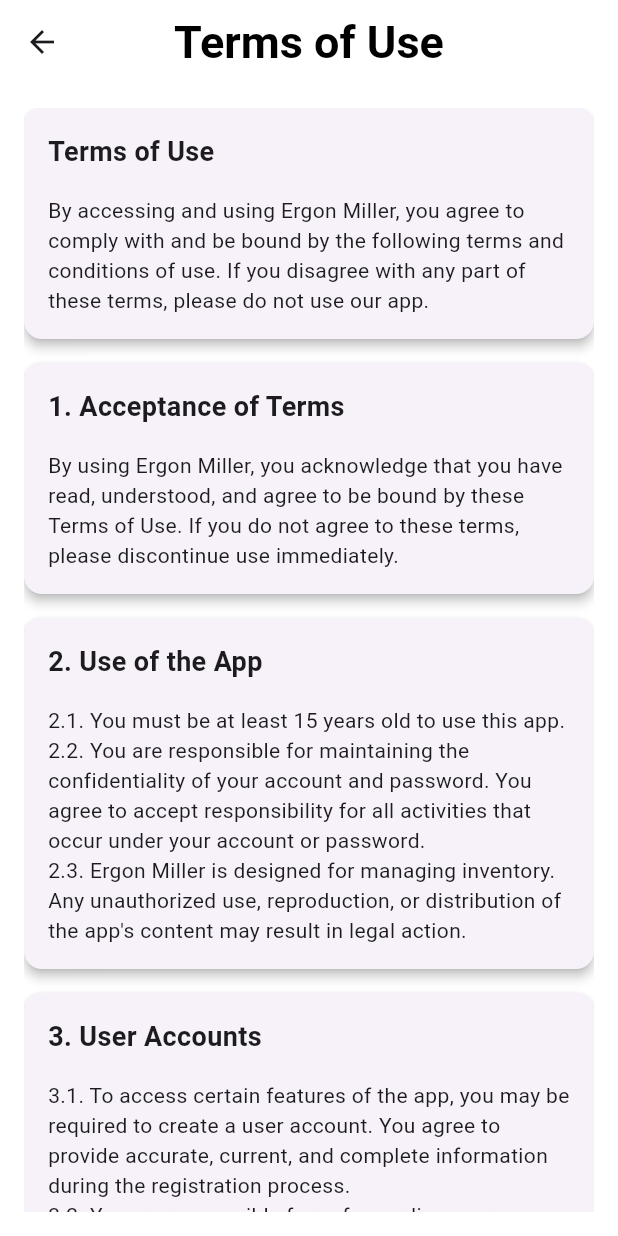
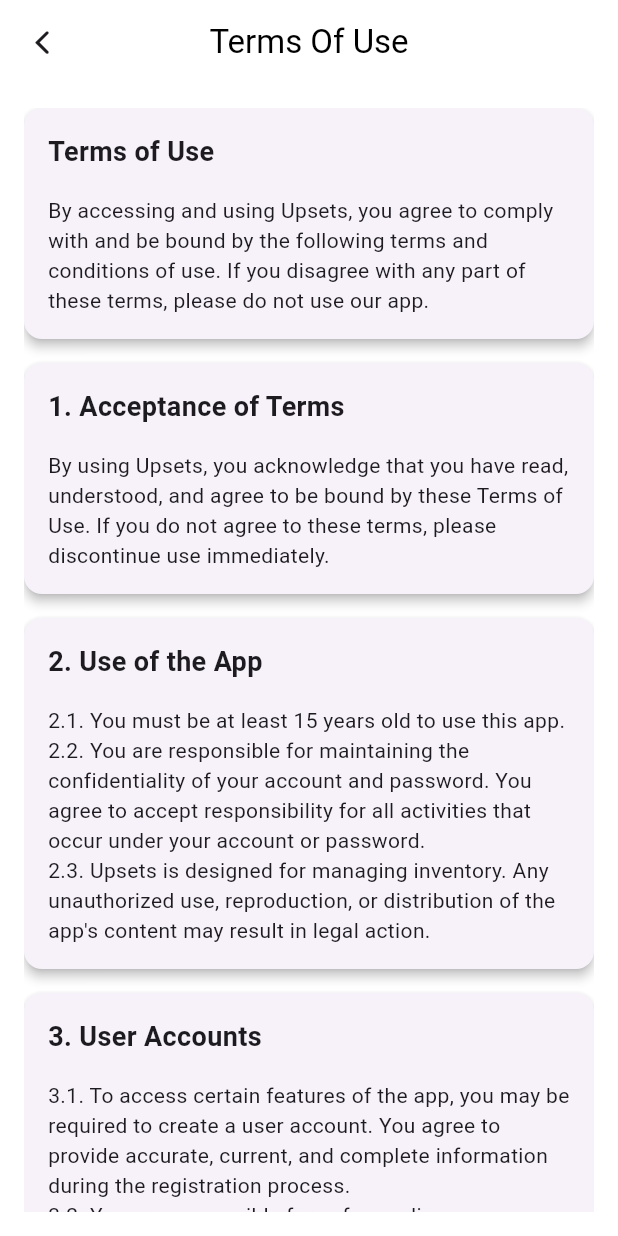
Before and after one commit to JomonJohnson123/newprojectupset, a Flutter app: the ProfilePage screen opened directly, after a tap on "Terms of Use", on a phone screen of 412 x 824 dp. Run offline on Flutter 3.47's test engine with Material 3 defaults, Android fonts, the phone set to English and light mode, and no system bars; our stand-ins replace hive, hive_flutter, image_picker, pie_chart; accounts and stored records are empty.

Commit message:
Updated PRFILE PAGE ABOUT AND TERMS OF USE

```diff
--- a/lib/Screens/explore.dart
+++ b/lib/Screens/explore.dart
@@ -273,7 +273,7 @@ class _ExplorePageState extends State<ExplorePage> {
                           mainAxisSize: MainAxisSize.min,
                           children: [
                             Text(
-                              'Total Sale Price: $totalPrice',
+                              'Total Sale Price: ₹$totalPrice',
                               style: const TextStyle(
                                   fontSize: 20,
                                   fontWeight: FontWeight.bold,
--- a/lib/Screens/profile.dart
+++ b/lib/Screens/profile.dart
@@ -2,6 +2,7 @@ import 'package:flutter/material.dart';
 import 'package:image_picker/image_picker.dart';
 import 'dart:io';
 import 'package:hive/hive.dart';
+import 'package:upsets/Screens/about.dart';
 import 'package:upsets/Screens/privacy_policy.dart';
 import 'package:upsets/Screens/sell_product.dart';
 
@@ -125,21 +126,21 @@ class _ProfilePageState extends State<ProfilePage> {
                   ],
                 ),
                 kwidth60,
-                Expanded(
+                const Expanded(
                   child: Column(
                     crossAxisAlignment: CrossAxisAlignment.start,
                     children: [
                       Row(
                         children: [
-                          const Icon(
+                          Icon(
                             Icons.person_2_outlined,
                             size: 25.0,
                             color: Color.fromARGB(255, 42, 39, 39),
                           ),
-                          const SizedBox(width: 8.0),
+                          SizedBox(width: 8.0),
                           Text(
-                            user != null ? '${user!.name}' : 'No Name',
-                            style: const TextStyle(
+                            'Jomon',
+                            style: TextStyle(
                               fontSize: 20,
                               fontWeight: FontWeight.bold,
                               color: Color.fromARGB(255, 48, 43, 43),
@@ -147,10 +148,10 @@ class _ProfilePageState extends State<ProfilePage> {
                           ),
                         ],
                       ),
-                      const SizedBox(height: 4.0),
+                      SizedBox(height: 4.0),
                       Text(
-                        user != null ? '${user!.email}' : 'No Email',
-                        style: const TextStyle(
+                        'jomon@gmail.com',
+                        style: TextStyle(
                           fontSize: 20,
                           fontWeight: FontWeight.bold,
                           color: Color.fromARGB(255, 48, 43, 43),
@@ -202,7 +203,7 @@ class _ProfilePageState extends State<ProfilePage> {
                   ),
                   ListTile(
                     leading: const Icon(
-                      Icons.info_outline,
+                      Icons.handshake_outlined,
                       color: Colors.black,
                     ),
                     title: const Text(
@@ -214,7 +215,21 @@ class _ProfilePageState extends State<ProfilePage> {
                         MaterialPageRoute(
                             builder: (context) => const TermsOfUseScreen())),
                   ),
-                  kheight100,
+                  ListTile(
+                    leading: const Icon(
+                      Icons.info_outline,
+                      color: Colors.black,
+                    ),
+                    title: const Text(
+                      'About Us',
+                      style: TextStyle(color: Colors.black),
+                    ),
+                    onTap: () => Navigator.push(
+                        context,
+                        MaterialPageRoute(
+                            builder: (context) => const AboutPage())),
+                  ),
+                  kheight50,
                   ElevatedButton(
                     style: ElevatedButton.styleFrom(
                       backgroundColor: const Color.fromARGB(255, 215, 29, 91),
--- a/lib/Screens/termsofuse.dart
+++ b/lib/Screens/termsofuse.dart
@@ -1,4 +1,5 @@
 import 'package:flutter/material.dart';
+import 'package:upsets/Utilities/widgets/appbars.dart';
 
 class TermsOfUseScreen extends StatelessWidget {
   final String lastUpdatedDate = "23/09/2024";
@@ -11,21 +12,14 @@ class TermsOfUseScreen extends StatelessWidget {
   Widget build(BuildContext context) {
     return Scaffold(
       backgroundColor: Colors.white,
-      appBar: AppBar(
-          title: const Text('Terms of Use'),
-          titleTextStyle: const TextStyle(
-            fontSize: 30,
-            fontWeight: FontWeight.bold,
-            color: Colors.black,
-          ),
-          backgroundColor: Colors.white,
-          centerTitle: true,
-          leading: IconButton(
-            icon: const Icon(Icons.arrow_back),
-            onPressed: () {
-              Navigator.pop(context);
-            },
-          )),
+      appBar: CustomAppBar(
+          title: 'Terms Of Use',
+          onBackPressed: () {
+            Navigator.pop(context);
+          },
+          titleColor: Colors.black,
+          context: context,
+          iconColor: Colors.black),
       body: Padding(
         padding: const EdgeInsets.all(16.0),
         child: SingleChildScrollView(
@@ -35,13 +29,13 @@ class TermsOfUseScreen extends StatelessWidget {
               _buildSectionCard(
                 heading: 'Terms of Use',
                 child: const Text(
-                  'By accessing and using Ergon Miller, you agree to comply with and be bound by the following terms and conditions of use. If you disagree with any part of these terms, please do not use our app.',
+                  'By accessing and using Upsets, you agree to comply with and be bound by the following terms and conditions of use. If you disagree with any part of these terms, please do not use our app.',
                 ),
               ),
               _buildSectionCard(
                 heading: '1. Acceptance of Terms',
                 child: const Text(
-                  'By using Ergon Miller, you acknowledge that you have read, understood, and agree to be bound by these Terms of Use. If you do not agree to these terms, please discontinue use immediately.',
+                  'By using Upsets, you acknowledge that you have read, understood, and agree to be bound by these Terms of Use. If you do not agree to these terms, please discontinue use immediately.',
                 ),
               ),
               _buildSectionCard(
@@ -56,7 +50,7 @@ class TermsOfUseScreen extends StatelessWidget {
                       '2.2. You are responsible for maintaining the confidentiality of your account and password. You agree to accept responsibility for all activities that occur under your account or password.',
                     ),
                     Text(
-                      '2.3. Ergon Miller is designed for managing inventory. Any unauthorized use, reproduction, or distribution of the app\'s content may result in legal action.',
+                      '2.3. Upsets is designed for managing inventory. Any unauthorized use, reproduction, or distribution of the app\'s content may result in legal action.',
                     ),
                   ],
                 ),
@@ -78,25 +72,25 @@ class TermsOfUseScreen extends StatelessWidget {
               _buildSectionCard(
                 heading: '4. Data Privacy',
                 child: const Text(
-                  'Ergon Miller respects your privacy. Please refer to our Privacy Policy for details on how we collect, use, and protect your personal information.',
+                  'Upsets respects your privacy. Please refer to our Privacy Policy for details on how we collect, use, and protect your personal information.',
                 ),
               ),
               _buildSectionCard(
                 heading: '5. Content Ownership',
                 child: const Text(
-                  'All content within the app, including but not limited to text, images, and features, is the property of Ergon Miller or its licensors.',
+                  'All content within the app, including but not limited to text, images, and features, is the property of Upsets or its licensors.',
                 ),
               ),
               _buildSectionCard(
                 heading: '6. Limitation of Liability',
                 child: const Text(
-                  'Ergon Miller shall not be liable for any direct, indirect, incidental, consequential, or exemplary damages resulting from your use of the app.',
+                  'Upsets shall not be liable for any direct, indirect, incidental, consequential, or exemplary damages resulting from your use of the app.',
                 ),
               ),
               _buildSectionCard(
                 heading: '7. Modifications to Terms',
                 child: const Text(
-                  'Ergon Miller reserves the right to modify these Terms of Use at any time. Your continued use of the app following such changes constitutes your acceptance of the revised terms.',
+                  'Upsets reserves the right to modify these Terms of Use at any time. Your continued use of the app following such changes constitutes your acceptance of the revised terms.',
                 ),
               ),
               _buildSectionCard(
--- a/lib/Utilities/widgets/appbars.dart
+++ b/lib/Utilities/widgets/appbars.dart
@@ -4,6 +4,7 @@ import 'package:flutter/cupertino.dart';
 class CustomAppBar extends StatelessWidget implements PreferredSizeWidget {
   final String title;
   final VoidCallback onBackPressed;
+
   final Color? backgroundColor; // Optional parameter for background color
   final Color? titleColor; // Optional parameter for title text color
   // Optional parameter for icon color
@@ -35,9 +36,7 @@ class CustomAppBar extends StatelessWidget implements PreferredSizeWidget {
                     255, 18, 16, 16)), // Use the title color if provided
       ),
       centerTitle: true,
-      backgroundColor: backgroundColor ??
-          Theme.of(context)
-              .primaryColor, // Use the background color if provided
+      backgroundColor: Colors.white, // Use the background color if provided
     );
   }
 
```
Also changed, not shown: lib/Screens/about.dart (added, +72 -0 lines).
